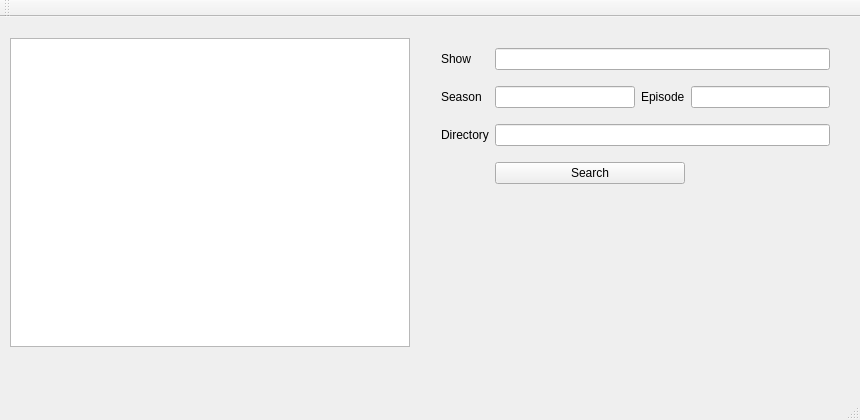
First picture: the form in GUI/mainwindow.ui, repository nicolas-besnard/SubtitlesDownloader, before the edit.
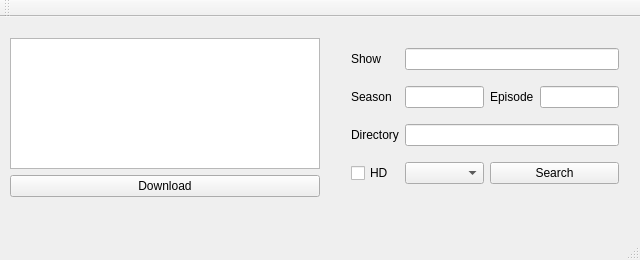
Second picture: the form after the edit.

```diff
--- a/GUI/mainwindow.ui
+++ b/GUI/mainwindow.ui
@@ -6,8 +6,8 @@
    <rect>
     <x>0</x>
     <y>0</y>
-    <width>860</width>
-    <height>420</height>
+    <width>640</width>
+    <height>260</height>
    </rect>
   </property>
   <property name="windowTitle">
@@ -19,8 +19,8 @@
      <rect>
       <x>10</x>
       <y>10</y>
-      <width>411</width>
-      <height>331</height>
+      <width>321</width>
+      <height>181</height>
      </rect>
     </property>
     <layout class="QGridLayout" name="fileListLayout" columnstretch="0">
@@ -33,25 +33,25 @@
      <item row="0" column="0">
       <widget class="QListWidget" name="fileList"/>
      </item>
+     <item row="1" column="0">
+      <widget class="QPushButton" name="downloadBtn">
+       <property name="text">
+        <string>Download</string>
+       </property>
+      </widget>
+     </item>
     </layout>
    </widget>
    <widget class="QWidget" name="gridLayoutWidget_2">
     <property name="geometry">
      <rect>
-      <x>430</x>
+      <x>340</x>
       <y>10</y>
-      <width>411</width>
+      <width>290</width>
       <height>179</height>
      </rect>
     </property>
     <layout class="QGridLayout" name="searchInfosLayout">
-     <item row="3" column="1" colspan="2">
-      <widget class="QPushButton" name="searchBtn">
-       <property name="text">
-        <string>Search</string>
-       </property>
-      </widget>
-     </item>
      <item row="0" column="1" colspan="3">
       <widget class="QLineEdit" name="showInput"/>
      </item>
@@ -92,6 +92,23 @@
      <item row="2" column="1" colspan="3">
       <widget class="QLineEdit" name="directoryInput"/>
      </item>
+     <item row="3" column="2" colspan="2">
+      <widget class="QPushButton" name="searchBtn">
+       <property name="text">
+        <string>Search</string>
+       </property>
+      </widget>
+     </item>
+     <item row="3" column="0">
+      <widget class="QCheckBox" name="HDSelected">
+       <property name="text">
+        <string>HD</string>
+       </property>
+      </widget>
+     </item>
+     <item row="3" column="1">
+      <widget class="QComboBox" name="languagesComboBox"/>
+     </item>
     </layout>
    </widget>
   </widget>
```
Left out of the diff: 32 changed lines with no effect on the pictures.
